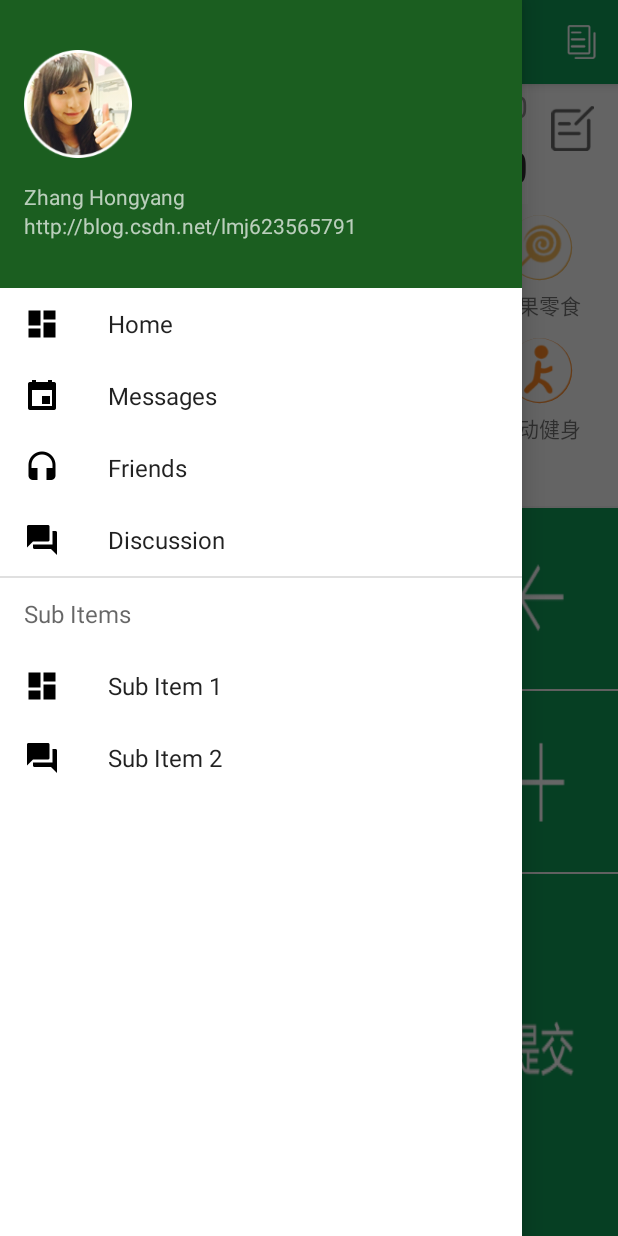
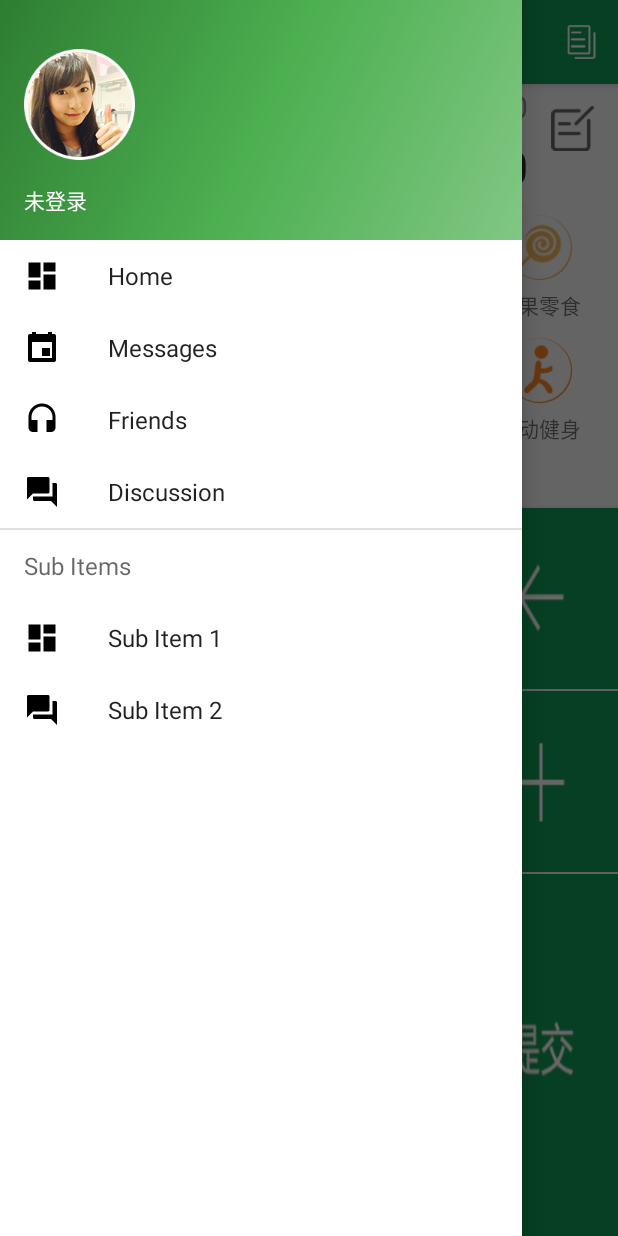
Before and after one commit to lyc524/save, an Android app: the screen it shows after launch (MainActivity), with the side drawer open, on a phone screen of 412 x 824 dp. Run offline under Robolectric (Android 15) with nearby library versions, the phone set to English and light mode, and no system bars; our stand-ins replace data binding; libraries missing offline, so code that uses them is left out: cn.pedant, com.squareup.okhttp, rx.android.schedulers, rx.schedulers; 35 statements that could not run were skipped.

```diff
--- a/Save/app/src/main/java/com/wecanstudio/xdsjs/save/View/activity/MainActivity.java
+++ b/Save/app/src/main/java/com/wecanstudio/xdsjs/save/View/activity/MainActivity.java
@@ -2,7 +2,6 @@ package com.wecanstudio.xdsjs.save.View.activity;
 
 import android.databinding.DataBindingUtil;
 import android.os.Bundle;
-import android.support.design.widget.NavigationView;
 import android.support.v4.view.GravityCompat;
 import android.support.v4.view.ViewPager;
 import android.support.v4.widget.DrawerLayout;
@@ -24,7 +23,7 @@ import com.wecanstudio.xdsjs.save.View.widget.ExpandGridView;
 import com.wecanstudio.xdsjs.save.ViewModel.MainPageViewModel;
 import com.wecanstudio.xdsjs.save.ViewModel.UserInfoViewModel;
 import com.wecanstudio.xdsjs.save.databinding.ActivityMainBinding;
-import com.wecanstudio.xdsjs.save.databinding.NavHeaderMainBinding;
+import com.wecanstudio.xdsjs.save.databinding.HeaderJustUsernameBinding;
 
 import java.util.ArrayList;
 import java.util.List;
@@ -68,8 +67,12 @@ public class MainActivity extends BaseActivity<MainPageViewModel, ActivityMainBi
 
     private void setUpDrawer() {
         LayoutInflater inflater = LayoutInflater.from(this);
-        getBinding().idLvLeftMenu.addHeaderView(inflater.inflate(R.layout.header_just_username, getBinding().idLvLeftMenu, false));
+        HeaderJustUsernameBinding headerBinding = DataBindingUtil.inflate(inflater, R.layout.header_just_username, getBinding().idLvLeftMenu, false);
+        getBinding().idLvLeftMenu.addHeaderView(headerBinding.getRoot());
         getBinding().idLvLeftMenu.setAdapter(new MenuItemAdapter(this));
+        UserInfoViewModel userInfoViewModel = new UserInfoViewModel();
+        userInfoViewModel.onInit();
+        headerBinding.setUserInfoViewModel(userInfoViewModel);
     }
 
     private void initTypeShow() {
--- a/Save/app/src/main/java/com/wecanstudio/xdsjs/save/ViewModel/MainPageViewModel.java
+++ b/Save/app/src/main/java/com/wecanstudio/xdsjs/save/ViewModel/MainPageViewModel.java
@@ -11,12 +11,12 @@ import android.widget.AdapterView;
 import com.wecanstudio.xdsjs.save.Model.BillType;
 import com.wecanstudio.xdsjs.save.Model.BillTypeList;
 import com.wecanstudio.xdsjs.save.Model.MaxTypeResponse;
-import com.wecanstudio.xdsjs.save.Model.UserInfo;
 import com.wecanstudio.xdsjs.save.Model.cache.SPUtils;
 import com.wecanstudio.xdsjs.save.Model.config.Global;
 import com.wecanstudio.xdsjs.save.Model.db.TimeDao;
 import com.wecanstudio.xdsjs.save.Model.net.RestApi;
 import com.wecanstudio.xdsjs.save.MyApplication;
+import com.wecanstudio.xdsjs.save.R;
 import com.wecanstudio.xdsjs.save.Utils.ResourceIdUtils;
 import com.wecanstudio.xdsjs.save.Utils.TimeUtils;
 
@@ -28,8 +28,6 @@ import java.util.List;
 import rx.Observer;
 import rx.android.schedulers.AndroidSchedulers;
 import rx.schedulers.Schedulers;
-
-import com.wecanstudio.xdsjs.save.R;
 
 /**
  * Created by xdsjs on 2015/11/18.
@@ -55,30 +53,6 @@ public class MainPageViewModel extends LoadingViewModel {
         total.set("0.0");
         totalMoney.set("0.0");
         defaultChooseType.set(appContext.getResources().getDrawable(R.drawable.type_1));
-        avatar.set(appContext.getResources().getDrawable(R.drawable.delete_press));
-        //获取个人信息
-        MyApplication.getInstance().createApi(RestApi.class)
-                .getUserInfo((String) SPUtils.get(appContext, Global.SHARE_PERSINAL_TOKEN, "123"), (String) SPUtils.get(appContext, Global.SHARE_PERSONAL_ACCOUNT, ""))
-                .subscribeOn(Schedulers.io())
-                .observeOn(AndroidSchedulers.mainThread())
-                .subscribe(new Observer<UserInfo>() {
-                    @Override
-                    public void onCompleted() {
-
-                    }
-
-                    @Override
-                    public void onError(Throwable e) {
-
-                    }
-
-                    @Override
-                    public void onNext(UserInfo userInfo) {
-                        SPUtils.put(appContext, Global.SHARE_PERSONAL_AVATAR, userInfo.getImgurl());
-                        Log.e("UserInfoViewModel", "头像地址" + userInfo.getImgurl());
-                        avatar.set(appContext.getResources().getDrawable(R.drawable.remark));
-                    }
-                });
     }
 
     @Command
--- a/Save/app/src/main/java/com/wecanstudio/xdsjs/save/ViewModel/UserInfoViewModel.java
+++ b/Save/app/src/main/java/com/wecanstudio/xdsjs/save/ViewModel/UserInfoViewModel.java
@@ -23,12 +23,16 @@ import rx.schedulers.Schedulers;
 public class UserInfoViewModel extends LoadingViewModel {
 
     public final ObservableField<Drawable> avatar = new ObservableField<>();//头像
+    public final ObservableField<String> account = new ObservableField<>();//账号
 
     /**
      * 对变量进行初始化操作
      */
     public void onInit() {
-        avatar.set(appContext.getResources().getDrawable(R.drawable.default_avatar));
+        String avatarUrl = (String) SPUtils.get(appContext, Global.SHARE_PERSONAL_AVATAR, "");
+        avatar.set(avatarUrl.equals("") ? appContext.getResources().getDrawable(R.drawable.default_avatar) : getDrawableByUrl(avatarUrl));
+        String acc = (String) SPUtils.get(appContext, Global.SHARE_PERSONAL_ACCOUNT, "");
+        account.set(acc.equals("") ? "未登录" : acc);
         //获取个人信息
         MyApplication.getInstance().createApi(RestApi.class)
                 .getUserInfo((String) SPUtils.get(appContext, Global.SHARE_PERSINAL_TOKEN, "123"), (String) SPUtils.get(appContext, Global.SHARE_PERSONAL_ACCOUNT, ""))
@@ -50,8 +54,13 @@ public class UserInfoViewModel extends LoadingViewModel {
                         SPUtils.put(appContext, Global.SHARE_PERSONAL_AVATAR, userInfo.getImgurl());
                         Log.e("UserInfoViewModel", "头像地址" + userInfo.getImgurl());
                         avatar.set(appContext.getResources().getDrawable(R.drawable.remark));
+                        account.set(userInfo.getUsername());
                     }
                 });
+    }
+
+    public Drawable getDrawableByUrl(String url) {
+        return appContext.getResources().getDrawable(R.drawable.type_0);
     }
 
     @Override
--- a/Save/app/src/main/res/layout/activity_main.xml
+++ b/Save/app/src/main/res/layout/activity_main.xml
@@ -1,5 +1,4 @@
 <layout xmlns:android="http://schemas.android.com/apk/res/android"
-    xmlns:app="http://schemas.android.com/apk/res-auto"
     xmlns:bind="http://schemas.android.com/apk/res-auto"
     xmlns:tools="http://schemas.android.com/tools">
 
--- a/Save/app/src/main/res/layout/app_bar_main.xml
+++ b/Save/app/src/main/res/layout/app_bar_main.xml
@@ -8,6 +8,8 @@
         <variable
             name="mainPageModel"
             type="com.wecanstudio.xdsjs.save.ViewModel.MainPageViewModel" />
+
+        <import type="android.view.View" />
     </data>
 
     <LinearLayout
--- a/Save/app/src/main/res/layout/design_drawer_item_separator.xml
+++ b/Save/app/src/main/res/layout/design_drawer_item_separator.xml
@@ -3,8 +3,9 @@
     android:layout_width="match_parent"
     android:layout_height="wrap_content">
 
-    <View android:layout_width="match_parent"
+    <View
+        android:layout_width="match_parent"
         android:layout_height="1dp"
-        android:background="?android:attr/listDivider"/>
+        android:background="?android:attr/listDivider" />
 
 </FrameLayout>
--- a/Save/app/src/main/res/layout/header_just_username.xml
+++ b/Save/app/src/main/res/layout/header_just_username.xml
@@ -1,34 +1,40 @@
 <?xml version="1.0" encoding="utf-8"?>
-<RelativeLayout xmlns:android="http://schemas.android.com/apk/res/android"
-                android:layout_width="match_parent"
-                android:layout_height="192dp"
-                android:background="?attr/colorPrimaryDark"
-                android:orientation="vertical"
-                android:padding="16dp"
-                android:theme="@style/ThemeOverlay.AppCompat.Dark">
+<layout xmlns:android="http://schemas.android.com/apk/res/android">
 
+    <data>
 
-    <TextView
-        android:id="@+id/id_link"
-        android:layout_width="wrap_content"
-        android:layout_height="wrap_content"
-        android:layout_alignParentBottom="true"
-        android:layout_marginBottom="16dp"
-        android:text="http://blog.csdn.net/lmj623565791"/>
+        <variable
+            name="userInfoViewModel"
+            type="com.wecanstudio.xdsjs.save.ViewModel.UserInfoViewModel" />
 
-    <TextView
-        android:id="@+id/id_username"
-        android:layout_width="wrap_content"
-        android:layout_height="wrap_content"
-        android:layout_above="@id/id_link"
-        android:text="Zhang Hongyang"/>
+    </data>
 
-    <ImageView
-        android:layout_width="72dp"
-        android:layout_height="72dp"
-        android:layout_above="@id/id_username"
-        android:layout_marginBottom="16dp"
-        android:src="@drawable/default_avatar"/>
+    <LinearLayout
+        android:layout_width="match_parent"
+        android:layout_height="@dimen/nav_header_height"
+        android:background="@drawable/side_nav_bar"
+        android:gravity="bottom"
+        android:orientation="vertical"
+        android:paddingBottom="@dimen/activity_vertical_margin"
+        android:paddingLeft="@dimen/activity_horizontal_margin"
+        android:paddingRight="@dimen/activity_horizontal_margin"
+        android:paddingTop="@dimen/activity_vertical_margin"
+        android:theme="@style/ThemeOverlay.AppCompat.Dark">
 
+        <ImageView
+            android:id="@+id/imageView"
+            android:layout_width="wrap_content"
+            android:layout_height="wrap_content"
+            android:onClick="onAvatarClicked"
+            android:paddingTop="@dimen/nav_header_vertical_spacing"
+            android:src="@{userInfoViewModel.avatar}" />
 
-</RelativeLayout>
+        <TextView
+            android:layout_width="match_parent"
+            android:layout_height="wrap_content"
+            android:paddingTop="@dimen/nav_header_vertical_spacing"
+            android:text="@{userInfoViewModel.account}"
+            android:textAppearance="@style/TextAppearance.AppCompat.Body1" />
+
+    </LinearLayout>
+</layout>
```
Also changed, not shown: Save/app/src/main/res/layout/nav_header_main.xml (deleted, +0 -49 lines), 5 other files.
